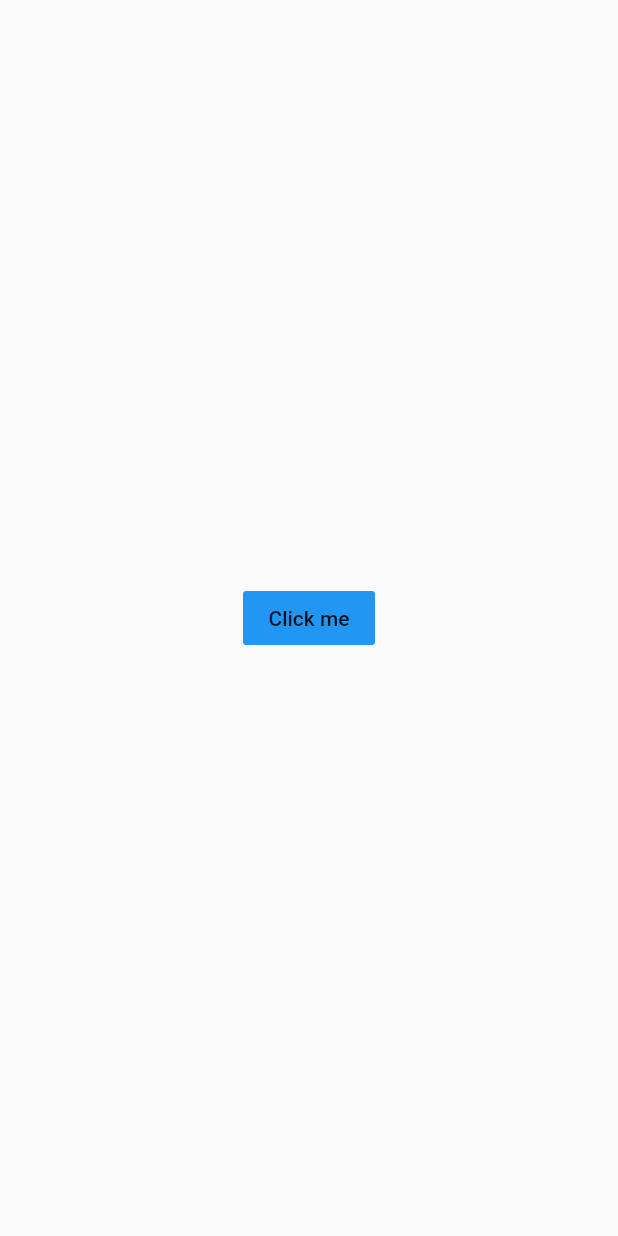
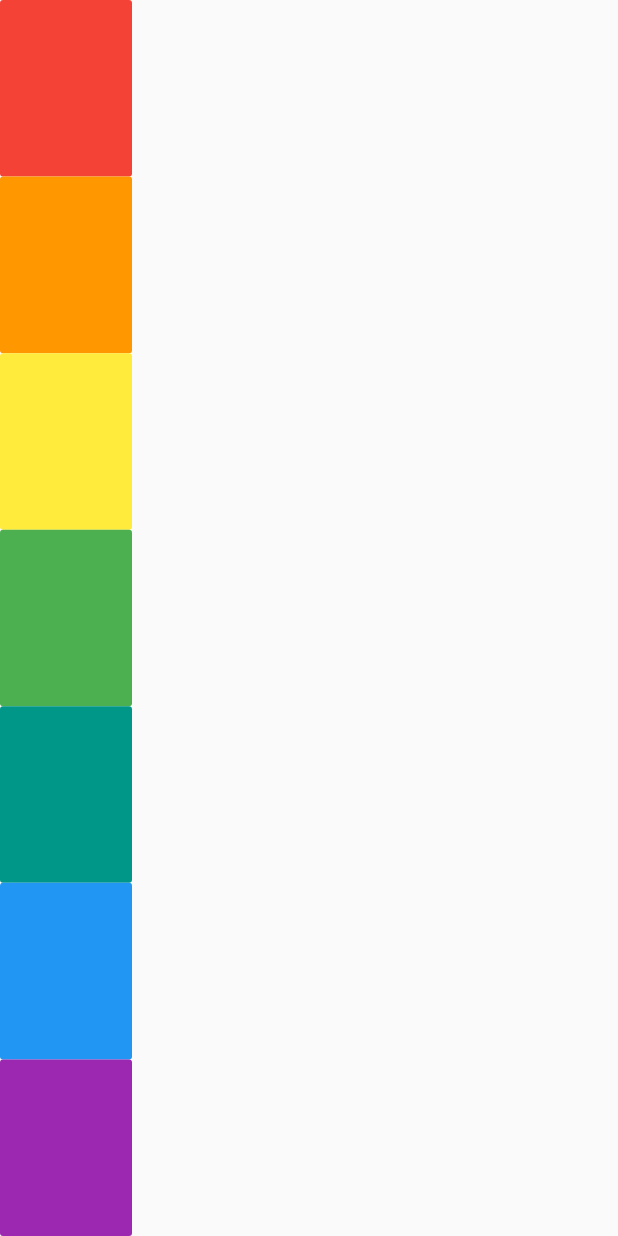
Before and after one commit to mo3sw/Flutter_small_projects, a Flutter app: the screen it shows after launch, on a phone screen of 412 x 824 dp. Run offline on Flutter 3.47's test engine with Material 2 defaults, Android fonts, the phone set to English and light mode, and no system bars; our stand-ins replace audioplayers.

Commit message:
Added all needed button and their corresponding sounds

```diff
--- a/xylophone-flutter-master/lib/main.dart
+++ b/xylophone-flutter-master/lib/main.dart
@@ -10,14 +10,73 @@ class XylophoneApp extends StatelessWidget {
     return MaterialApp(
       home: Scaffold(
         body: SafeArea(
-          child: Center(
-            child: FlatButton(
-              color: Colors.blue,
-                onPressed: () {
-                  AudioCache player = AudioCache();
-                  player.play('note1.wav');
-                },
-                child: Text('Click me')),
+          child: Column(
+            mainAxisSize: MainAxisSize.max,
+            children: <Widget>[
+              Expanded(
+                child: FlatButton(
+                  color: Colors.red,
+                  onPressed: () {
+                    AudioCache player = new AudioCache();
+                    player.play('note1.wav');
+                  },
+                ),
+              ),
+              Expanded(
+                child: FlatButton(
+                  color: Colors.orange,
+                  onPressed: () {
+                    AudioCache player = new AudioCache();
+                    player.play('note2.wav');
+                  },
+                ),
+              ),
+              Expanded(
+                child: FlatButton(
+                  color: Colors.yellow,
+                  onPressed: () {
+                    AudioCache player = new AudioCache();
+                    player.play('note3.wav');
+                  },
+                ),
+              ),
+              Expanded(
+                child: FlatButton(
+                  color: Colors.green,
+                  onPressed: () {
+                    AudioCache player = new AudioCache();
+                    player.play('note4.wav');
+                  },
+                ),
+              ),
+              Expanded(
+                child: FlatButton(
+                  color: Colors.teal,
+                  onPressed: () {
+                    AudioCache player = new AudioCache();
+                    player.play('note5.wav');
+                  },
+                ),
+              ),
+              Expanded(
+                child: FlatButton(
+                  color: Colors.blue,
+                  onPressed: () {
+                    AudioCache player = new AudioCache();
+                    player.play('note6.wav');
+                  },
+                ),
+              ),
+              Expanded(
+                child: FlatButton(
+                  color: Colors.purple,
+                  onPressed: () {
+                    AudioCache player = new AudioCache();
+                    player.play('note7.wav');
+                  },
+                ),
+              ),
+            ],
           ),
         ),
       ),
```
